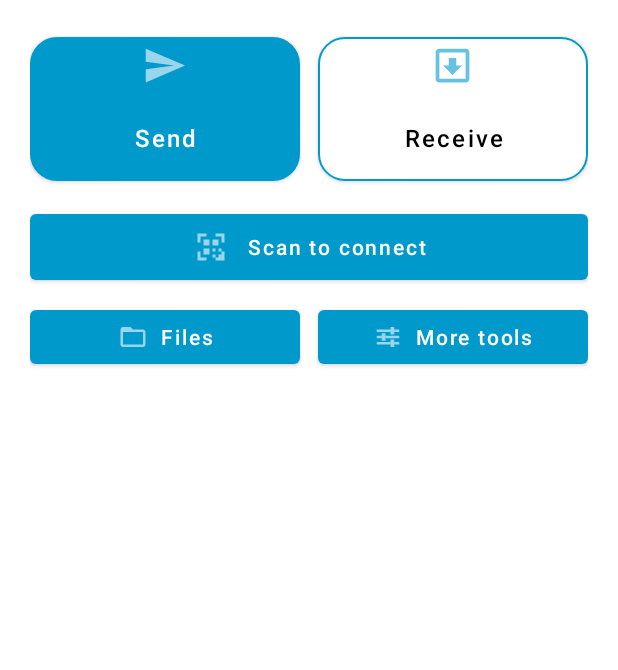
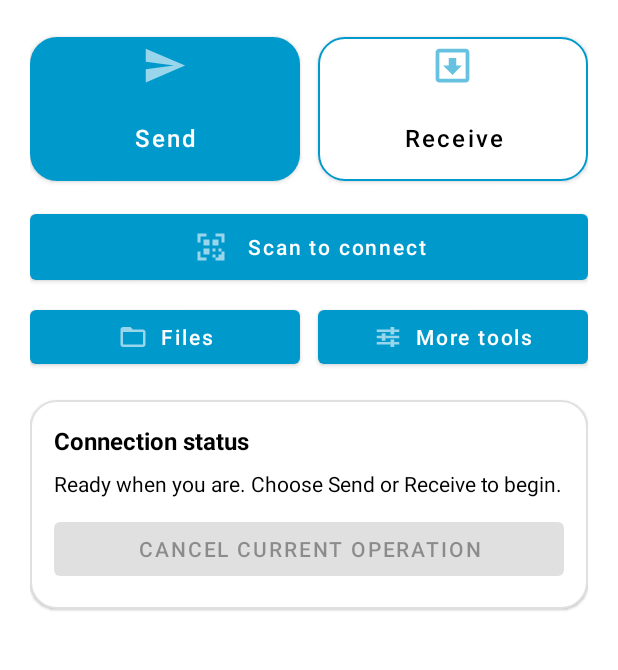
Before and after one commit to R-6167/NearbyShare, an Android app: the layout activity_main.xml on its own in the app's theme, with its tools: preview values and no code run, on a phone screen of 412 x 824 dp, the part 117-787 px from its top. Run offline under Robolectric (Android 15) with nearby library versions, the phone set to English and light mode, and no system bars; network calls fail.

Commit message:
Fix duplicate advanced tools card ID and keep status visible

```diff
--- a/android/app/src/main/res/layout/activity_main.xml
+++ b/android/app/src/main/res/layout/activity_main.xml
@@ -140,8 +140,6 @@
         </LinearLayout>
 
         <com.google.android.material.card.MaterialCardView
-            android:id="@+id/advancedPairingCard"
-            android:visibility="gone"
             android:layout_width="match_parent"
             android:layout_height="wrap_content"
             android:layout_marginTop="18dp"
```
